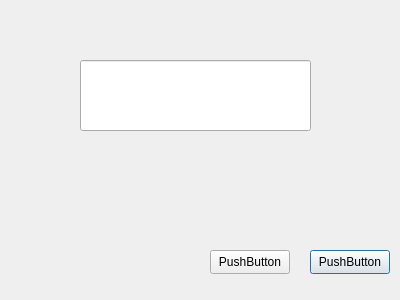
RomanMusijowski/CinemaApp, file movie/editmovie.ui: the form before one commit.
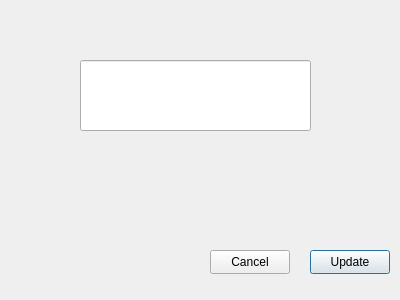
The form after the commit.

The edit to the form file:
```diff
--- a/movie/editmovie.ui
+++ b/movie/editmovie.ui
@@ -33,7 +33,7 @@
     </rect>
    </property>
    <property name="text">
-    <string>PushButton</string>
+    <string>Update</string>
    </property>
   </widget>
   <widget class="QPushButton" name="pushButton_2">
@@ -46,7 +46,7 @@
     </rect>
    </property>
    <property name="text">
-    <string>PushButton</string>
+    <string>Cancel</string>
    </property>
   </widget>
  </widget>
```
Left out of the diff: 4 changed lines with no effect on the pictures.
